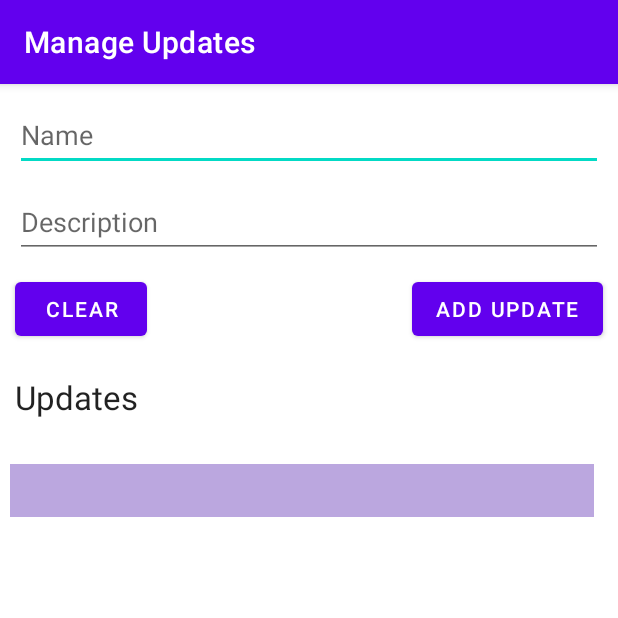
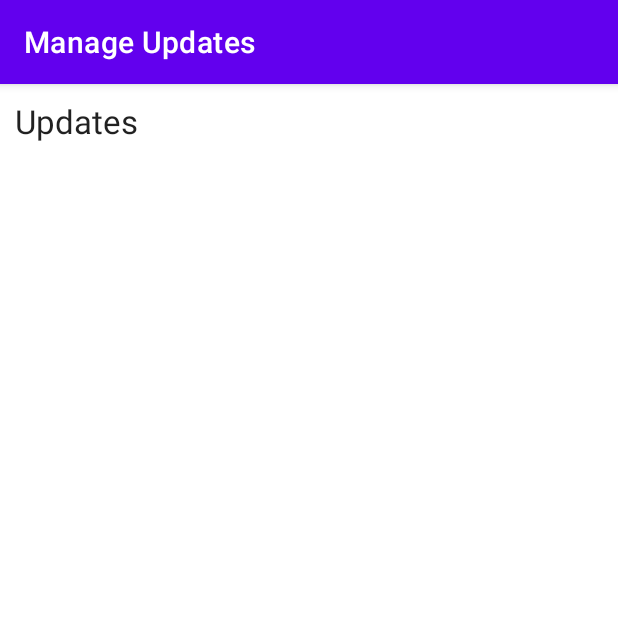
Before and after one commit to CSUF-CPSC411-2021F/group-project-Couple-Of-Buds-Mobile-App, an Android app: the UpdatesListFragment screen opened directly, with no data from a screen before it, on a phone screen of 412 x 824 dp, the top half of it. Run offline under Robolectric (Android 15) with nearby library versions, the phone set to English and light mode, and no system bars; our stand-ins replace Room's generated code, data binding, navigation-ui.

Commit message:
Added code for database prepopulation, and adjusted a fragment to better fit app use.

```diff
--- a/app/src/main/java/com/example/cobrtb/Updates_Page.kt
+++ b/app/src/main/java/com/example/cobrtb/Updates_Page.kt
@@ -11,7 +11,7 @@
     override fun onCreate(savedInstanceState: Bundle?) {
         super.onCreate(savedInstanceState)
 
-        // Creat data binding and assign layout for the activity.
+        // Create data binding and assign layout for the activity.
         val binding: ActivityUpdatesPageBinding =
             DataBindingUtil.setContentView(this, R.layout.activity_updates_page)
 
--- /dev/null
+++ b/app/src/main/java/com/example/cobrtb/database/DataGenerator.kt
@@ -0,0 +1,13 @@
+package com.example.cobrtb.database
+
+class DataGenerator {
+    companion object {
+
+        val announcements: List<Updates> = listOf(
+            Updates(3, "Taylor", "is 28 years old"),
+            Updates(2, "Will", "is in your mom"),
+            Updates(1, "Team Inventado", "forever")
+        )
+
+    }
+}
--- a/app/src/main/java/com/example/cobrtb/database/UpdatesDao.kt
+++ b/app/src/main/java/com/example/cobrtb/database/UpdatesDao.kt
@@ -12,6 +12,7 @@
     // We use suspend to run the function asynchronously (coroutine).
     @Insert
     suspend fun insert(updates: Updates)
+    // fun insert(updates: Updates)
 
     // Update an updates entity to a table in the database. Often uses the primary key
     // We use suspend to run the function asynchronously (coroutine).
@@ -34,4 +35,5 @@
     // We use suspend to run the function asynchronously (coroutine).
     @Query("DELETE from updates_table")
     suspend fun clear()
+    // fun clear()
 }
--- a/app/src/main/java/com/example/cobrtb/database/UpdatesDatabase.kt
+++ b/app/src/main/java/com/example/cobrtb/database/UpdatesDatabase.kt
@@ -4,6 +4,8 @@
 import androidx.room.Database
 import androidx.room.Room
 import androidx.room.RoomDatabase
+import androidx.sqlite.db.SupportSQLiteDatabase
+import java.util.concurrent.Executors
 
 @Database(entities = [Updates::class], version = 1, exportSchema = false)
 abstract class UpdatesDatabase: RoomDatabase() {
@@ -20,7 +22,11 @@
             // Multiple threads can ask for the database at the same time, ensure we only initialize
             // it once by using synchronized. Only one thread may enter a synchronized block at a
             // time.
+
+            // return INSTANCE ?:
             synchronized(this) {
+
+                // INSTANCE ?: buildDatabase(context).also { INSTANCE = it }
 
                 // Copy the current value of INSTANCE to a local variable so Kotlin can smart cast.
                 // Smart cast is only available to local variables.
@@ -29,7 +35,7 @@
                 // The first time the method is called, instance will be `null`, so we should create
                 // a new database instance. The next time it is called, the database instance
                 // already exists and does not need to be recreated.
-                if (instance == null) {
+              if (instance == null) {
                     instance = Room.databaseBuilder(
                         context.applicationContext,
                         UpdatesDatabase::class.java, // Your database class
@@ -37,11 +43,28 @@
                     )
                         .fallbackToDestructiveMigration()
                         .build()
-                    INSTANCE = instance
-                }
+                   INSTANCE = instance
+              }
+
                 // Return database instance; smart cast to be non-null.
                 return instance
             }
         }
+        private fun buildDatabase(context: Context): UpdatesDatabase {
+            return Room.databaseBuilder(context, UpdatesDatabase::class.java, "updates_database")
+                .addCallback(object : RoomDatabase.Callback() {
+                    override fun onCreate(db: SupportSQLiteDatabase) {
+                        super.onCreate(db)
+                        // Pre-populate data
+                        Executors.newSingleThreadExecutor().execute { INSTANCE?.let {
+                                //it.updatesDao.clear()
+                                for (item in DataGenerator.announcements) {
+                                    //it.updatesDao.insert(item)
+                                }
+                            }
+                        }
+                    }
+                }).fallbackToDestructiveMigration().build()
+        }
     }
 }
--- a/app/src/main/res/layout/updates_list_fragment.xml
+++ b/app/src/main/res/layout/updates_list_fragment.xml
@@ -15,78 +15,18 @@
         android:layout_height="match_parent"
         tools:context=".UpdatesPageActivity">
 
-        <!-- @= indicates that value in the edit text is copied to the ViewModel's name -->
-        <EditText
-            android:id="@+id/name"
+        <TextView
+            android:id="@+id/updatesLabel"
             android:layout_width="match_parent"
             android:layout_height="wrap_content"
             android:layout_marginStart="10dp"
             android:layout_marginTop="10dp"
             android:layout_marginEnd="10dp"
-            android:ems="10"
-            android:hint="Name"
-            android:inputType="textPersonName"
-            android:minHeight="48dp"
-            android:text="@={updatesViewModel.name}"
+            android:text="Updates"
+            android:textAppearance="@style/TextAppearance.AppCompat.Large"
             app:layout_constraintEnd_toEndOf="parent"
             app:layout_constraintStart_toStartOf="parent"
             app:layout_constraintTop_toTopOf="parent" />
-
-        <!-- @= indicates that value in the edit text is copied to the ViewModel's description -->
-        <EditText
-            android:id="@+id/description"
-            android:layout_width="match_parent"
-            android:layout_height="wrap_content"
-            android:layout_marginStart="10dp"
-            android:layout_marginTop="10dp"
-            android:layout_marginEnd="10dp"
-            android:ems="10"
-            android:hint="Description"
-            android:inputType="textPersonName"
-            android:minHeight="48dp"
-            android:text="@={updatesViewModel.description}"
-            app:layout_constraintEnd_toEndOf="parent"
-            app:layout_constraintStart_toStartOf="parent"
-            app:layout_constraintTop_toBottomOf="@+id/name" />
-
-        <!-- onClick accepts a lambda function indicated by () -> The body
-             of the lambda function calls the insert function
-         -->
-        <Button
-            android:id="@+id/add_updates"
-            android:layout_width="wrap_content"
-            android:layout_height="wrap_content"
-            android:layout_marginTop="10dp"
-            android:layout_marginEnd="10dp"
-            android:onClick="@{() -> updatesViewModel.insert()}"
-            android:text="Add update"
-            app:layout_constraintEnd_toEndOf="parent"
-            app:layout_constraintTop_toBottomOf="@+id/description" />
-
-        <!-- onClick accepts a lambda function indicated by () -> The body
-             of the lambda function calls the clear function
-         -->
-        <Button
-            android:id="@+id/clear"
-            android:layout_width="wrap_content"
-            android:layout_height="wrap_content"
-            android:layout_marginStart="10dp"
-            android:layout_marginTop="10dp"
-            android:onClick="@{()-> updatesViewModel.clear()}"
-            android:text="Clear"
-            app:layout_constraintStart_toStartOf="parent"
-            app:layout_constraintTop_toBottomOf="@+id/description" />
-
-        <TextView
-            android:id="@+id/updatesLabel"
-            android:layout_width="wrap_content"
-            android:layout_height="wrap_content"
-            android:layout_marginStart="10dp"
-            android:layout_marginTop="20dp"
-            android:text="Updates"
-            android:textAppearance="@style/TextAppearance.AppCompat.Large"
-            app:layout_constraintStart_toStartOf="parent"
-            app:layout_constraintTop_toBottomOf="@id/clear" />
 
         <!-- Recycler view that shows the list of updates. -->
         <androidx.recyclerview.widget.RecyclerView
```
